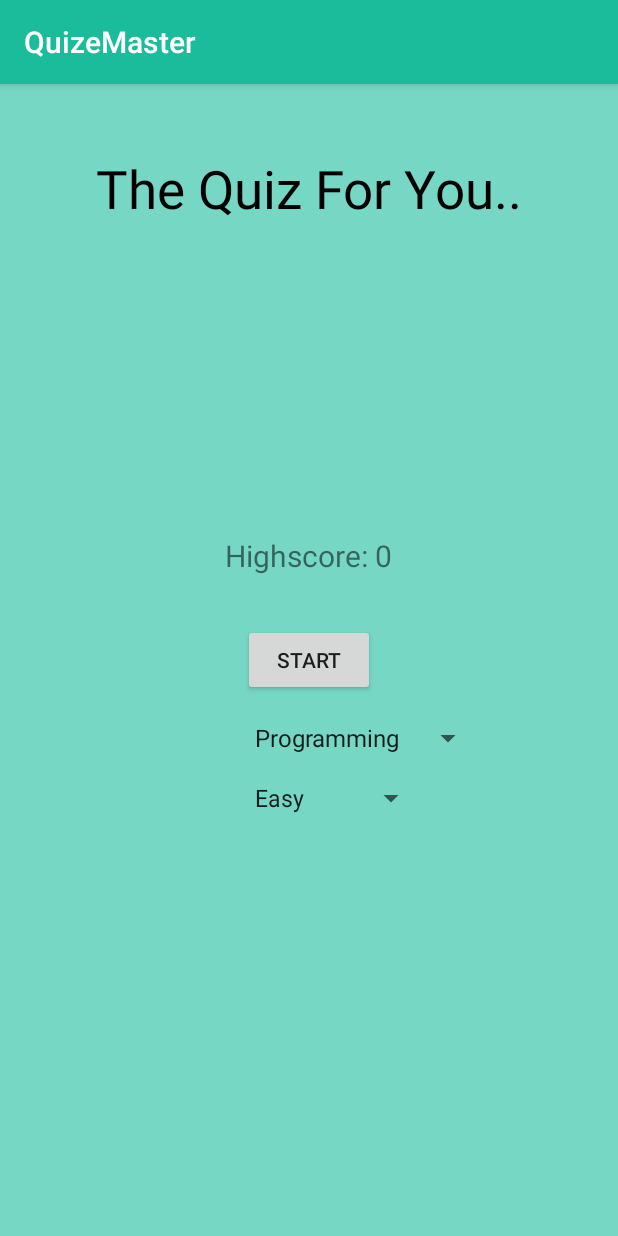
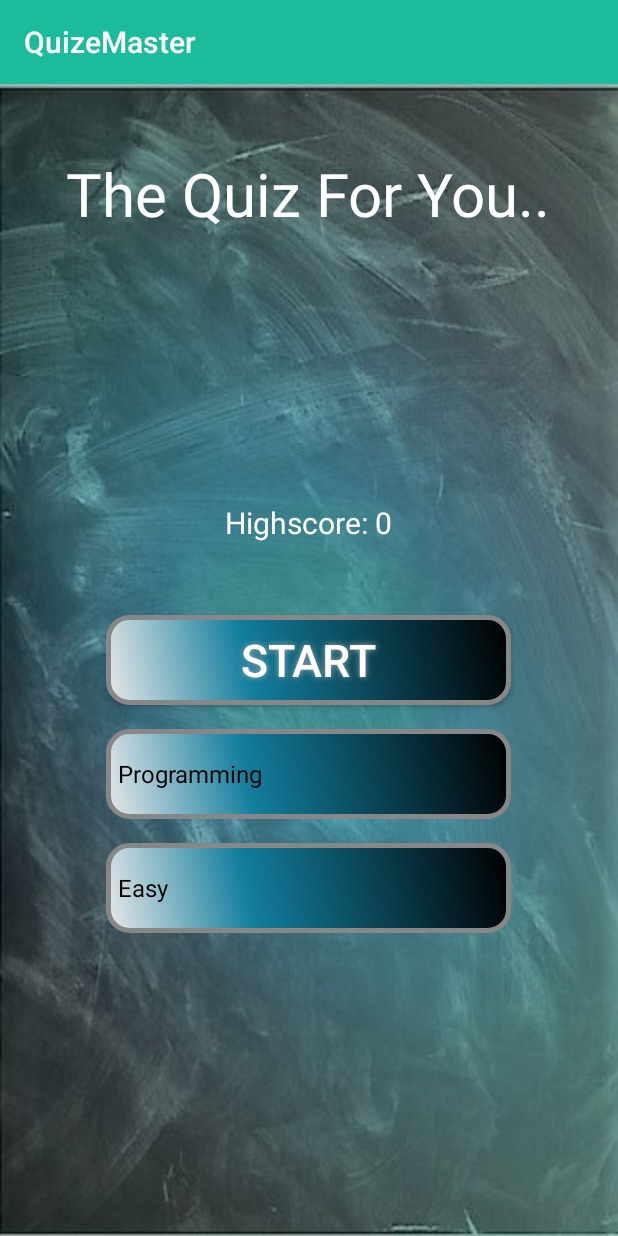
Before and after one commit to mohamedthasneem/QuizMaster, an Android app: the screen it shows after launch (StartingScreenActivity), on a phone screen of 412 x 824 dp. Run offline under Robolectric (Android 15) with nearby library versions, the phone set to English and light mode, and no system bars.

Commit message:
Background added ,font & button design added

```diff
--- a/app/src/main/java/com/example/thasni/quizemaster/StartingScreenActivity.java
+++ b/app/src/main/java/com/example/thasni/quizemaster/StartingScreenActivity.java
@@ -6,6 +6,7 @@ import android.content.SharedPreferences;
 import android.support.v7.app.AppCompatActivity;
 import android.os.Bundle;
 import android.view.View;
+import android.app.Activity;
 import android.widget.ArrayAdapter;
 import android.widget.Button;
 import android.widget.Spinner;
@@ -81,7 +82,7 @@ public class StartingScreenActivity extends AppCompatActivity {
         List<Category> categories = dbHelper.getAllCategories();
 
         ArrayAdapter<Category> adapterCategories = new ArrayAdapter<>(this,
-                android.R.layout.simple_spinner_item, categories);
+                android.R.layout.simple_spinner_dropdown_item, categories);
         adapterCategories.setDropDownViewResource(android.R.layout.simple_spinner_dropdown_item);
         spinnerCategory.setAdapter(adapterCategories);
     }
@@ -90,7 +91,7 @@ public class StartingScreenActivity extends AppCompatActivity {
         String[] difficultyLevels = Question.getAllDifficultyLevels();
 
         ArrayAdapter<String> adapterDifficulty = new ArrayAdapter<String>(this,
-                android.R.layout.simple_spinner_item, difficultyLevels);
+                android.R.layout.simple_spinner_dropdown_item, difficultyLevels);
         adapterDifficulty.setDropDownViewResource(android.R.layout.simple_spinner_dropdown_item);
         spinnerDifficulty.setAdapter(adapterDifficulty);
     }
--- /dev/null
+++ b/app/src/main/res/drawable/button_background.xml
@@ -0,0 +1,28 @@
+<?xml version="1.0" encoding="utf-8"?>
+<shape xmlns:android="http://schemas.android.com/apk/res/android" android:shape="rectangle" >
+    <corners
+        android:radius="14dp"
+        />
+    <gradient
+        android:angle="45"
+        android:centerX="35%"
+        android:centerColor="#137E9E"
+        android:startColor="#E8E8E8"
+        android:endColor="#000000"
+        android:type="linear"
+        />
+    <padding
+        android:left="0dp"
+        android:top="0dp"
+        android:right="0dp"
+        android:bottom="0dp"
+        />
+    <size
+        android:width="270dp"
+        android:height="60dp"
+        />
+    <stroke
+        android:width="3dp"
+        android:color="#878787"
+        />
+</shape>
--- a/app/src/main/res/layout/activity_starting_screen.xml
+++ b/app/src/main/res/layout/activity_starting_screen.xml
@@ -4,7 +4,7 @@
     xmlns:tools="http://schemas.android.com/tools"
     android:layout_width="match_parent"
     android:layout_height="match_parent"
-    android:background="@color/colorBackground"
+    android:background="@drawable/background_for_qus"
     android:padding="16dp"
     tools:context="com.example.thasni.quizemaster.StartingScreenActivity">
 
@@ -14,8 +14,8 @@
         android:layout_centerHorizontal="true"
         android:layout_marginTop="30dp"
         android:text="The Quiz For You.."
-        android:textColor="@android:color/black"
-        android:textSize="35sp" />
+        android:textColor="@android:color/white"
+        android:textSize="40sp" />
 
     <TextView
         android:id="@+id/text_view_highscore"
@@ -25,29 +25,56 @@
         android:layout_centerHorizontal="true"
         android:layout_marginBottom="32dp"
         android:text="Highscore: 0"
+        android:textColor="@android:color/white"
         android:textSize="20sp" />
 
     <Button
         android:id="@+id/button_start_quiz"
-        android:layout_width="wrap_content"
-        android:layout_height="wrap_content"
+        android:layout_below="@id/radio_group"
+        android:layout_marginTop="16dp"
+        android:text="Start"
+        android:textColor="@android:color/white"
+        android:background="@drawable/button_background"
         android:layout_centerInParent="true"
-        android:text="Start" />
+        android:textSize="30sp"
+        android:layout_width="270dp"
+        android:layout_height="60dp"
+        android:shadowColor="#A8A8A8"
+        android:shadowDx="0"
+        android:shadowDy="0"
+        android:shadowRadius="5"/>
 
     <Spinner
         android:id="@+id/spinner_category"
-        android:layout_width="wrap_content"
-        android:layout_height="wrap_content"
         android:layout_alignStart="@+id/button_start_quiz"
         android:layout_below="@+id/button_start_quiz"
-        android:layout_marginTop="16dp" />
+        android:textColor="@android:color/white"
+        android:background="@drawable/button_background"
+        android:layout_marginTop="16dp"
+        android:layout_centerInParent="true"
+        android:textSize="30sp"
+        android:layout_width="270dp"
+        android:layout_height="60dp"
+        android:shadowColor="#A8A8A8"
+        android:shadowDx="0"
+        android:shadowDy="0"
+        android:shadowRadius="5"/>
 
     <Spinner
         android:id="@+id/spinner_difficulty"
-        android:layout_width="wrap_content"
-        android:layout_height="wrap_content"
         android:layout_alignStart="@+id/button_start_quiz"
         android:layout_below="@+id/spinner_category"
-        android:layout_marginTop="16dp" />
+        android:textColor="@android:color/white"
+        android:background="@drawable/button_background"
+        android:layout_marginTop="16dp"
+        android:layout_centerInParent="true"
+        android:textSize="30sp"
+        android:layout_width="270dp"
+        android:layout_height="60dp"
+        android:shadowColor="#A8A8A8"
+        android:shadowDx="0"
+        android:shadowDy="0"
+        android:shadowRadius="5"
+        />
 
 </RelativeLayout>
```
Also changed, not shown: app/src/main/res/layout/activity_quiz.xml (+31 -11 lines), app/src/main/res/drawable/background_for_qus.jpg (added).
